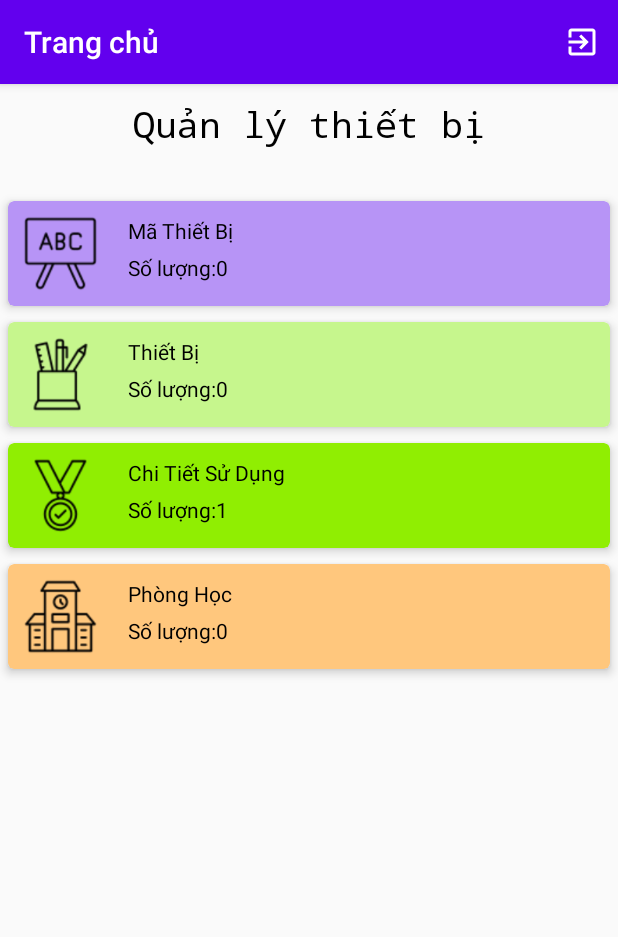
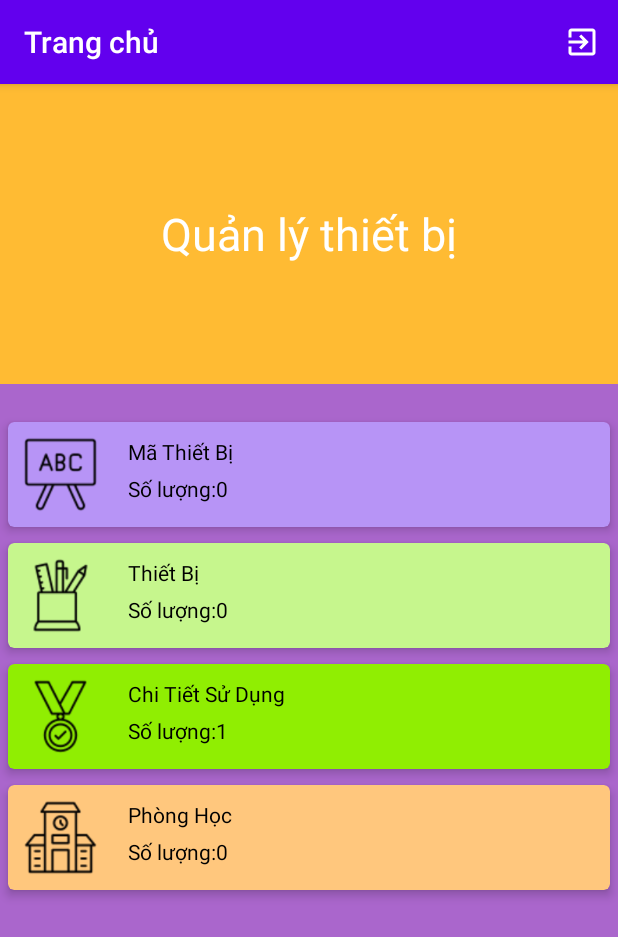
Before and after one commit to baybayhaiba/doAn_QuanLyThietBi, an Android app: the MainActivity screen opened directly, with no data from a screen before it, on a phone screen of 412 x 824 dp. Shown: the top 937 px of the screen. Run offline under Robolectric (Android 15) with nearby library versions, the phone set to English and light mode, and no system bars.

Commit message:
Chỉnh sửa lỗi nhỏ

```diff
--- a/app/src/main/java/tdc/edu/vn/qlsv/GiaoDien/ActivityPhongHoc.java
+++ b/app/src/main/java/tdc/edu/vn/qlsv/GiaoDien/ActivityPhongHoc.java
@@ -15,10 +15,8 @@ import android.widget.ArrayAdapter;
 import android.widget.Button;
 import android.widget.EditText;
 import android.widget.ListView;
-import android.widget.Toast;
 
 import tdc.edu.vn.qlsv.Database.DataPhongHoc;
-import tdc.edu.vn.qlsv.Model.LoaiThietBi;
 import tdc.edu.vn.qlsv.Model.PhongHoc;
 import tdc.edu.vn.qlsv.R;
 
--- a/app/src/main/java/tdc/edu/vn/qlsv/GiaoDien/ActivitySplash.java
+++ b/app/src/main/java/tdc/edu/vn/qlsv/GiaoDien/ActivitySplash.java
@@ -19,7 +19,7 @@ import android.widget.TextView;
 public class ActivitySplash extends AppCompatActivity {
 
     boolean running =true;
-    private  static int SPLASH_TIMER =7000;
+    private  static int SPLASH_TIMER =4000;
 
     Animation topAnim,bottomAim;
     TextView ThietBi;
--- a/app/src/main/java/tdc/edu/vn/qlsv/GiaoDien/ActivityThietBi.java
+++ b/app/src/main/java/tdc/edu/vn/qlsv/GiaoDien/ActivityThietBi.java
@@ -5,28 +5,22 @@ package tdc.edu.vn.qlsv.GiaoDien;
 //import androidx.appcompat.app.AppCompatActivity;
 
 import android.content.Intent;
-import android.graphics.Bitmap;
 import android.os.Bundle;
 import android.support.v7.app.ActionBar;
-import android.support.v7.app.AlertDialog;
 import android.support.v7.app.AppCompatActivity;
 import android.support.v7.widget.LinearLayoutManager;
 import android.support.v7.widget.RecyclerView;
 import android.view.MenuItem;
 import android.view.View;
-import android.widget.AdapterView;
 import android.widget.ArrayAdapter;
 import android.widget.Button;
 import android.widget.EditText;
 import android.widget.ImageButton;
-import android.widget.ListView;
-import android.widget.PopupWindow;
 import android.widget.Spinner;
 import android.widget.Toast;
 
 //import com.example.quanlythietbi.Class.ThietBi;
 
-import java.io.ByteArrayOutputStream;
 import java.util.ArrayList;
 
 import tdc.edu.vn.qlsv.Adapter.CustomAdapterTB;
--- a/app/src/main/java/tdc/edu/vn/qlsv/GiaoDien/MainActivity.java
+++ b/app/src/main/java/tdc/edu/vn/qlsv/GiaoDien/MainActivity.java
@@ -19,7 +19,6 @@ import tdc.edu.vn.qlsv.Database.DataLoaiThietBi;
 import tdc.edu.vn.qlsv.Database.DataPhongHoc;
 import tdc.edu.vn.qlsv.Database.DataThietBi;
 import tdc.edu.vn.qlsv.Model.Main;
-import tdc.edu.vn.qlsv.Model.PhongHoc;
 import tdc.edu.vn.qlsv.R;
 
 public class MainActivity extends AppCompatActivity {
--- a/app/src/main/res/layout/activity_chi_tiet_sd.xml
+++ b/app/src/main/res/layout/activity_chi_tiet_sd.xml
@@ -66,7 +66,7 @@
 
         <TextView
             style="@style/textView"
-            android:text="@string/code_type" />
+            android:text="Số Lượng:" />
 
         <EditText
            style="@style/editText"
--- a/app/src/main/res/layout/activity_main.xml
+++ b/app/src/main/res/layout/activity_main.xml
@@ -3,11 +3,17 @@
     xmlns:app="http://schemas.android.com/apk/res-auto"
     xmlns:tools="http://schemas.android.com/tools"
     android:layout_width="match_parent"
+    android:background="@android:color/holo_purple"
     android:layout_height="match_parent"
     android:orientation="vertical"
     tools:context=".UI.ActivityDanhSach">
     <TextView
-        style="@style/title"
+        android:layout_width="match_parent"
+        android:layout_height="200dp"
+        android:gravity="center"
+        android:background="@android:color/holo_orange_light"
+        android:textColor="@android:color/white"
+        android:textSize="30dp"
         android:text="@string/title"/>
     <android.support.v7.widget.RecyclerView
         android:layout_marginTop="20dp"
--- a/app/src/main/res/layout/activity_user_dashboard.xml
+++ b/app/src/main/res/layout/activity_user_dashboard.xml
@@ -11,7 +11,7 @@
 
     <LinearLayout
         android:layout_width="wrap_content"
-        android:layout_height="250dp"
+        android:layout_height="20dp"
         android:layout_weight="1"
         android:background="@drawable/sang">
 
```
